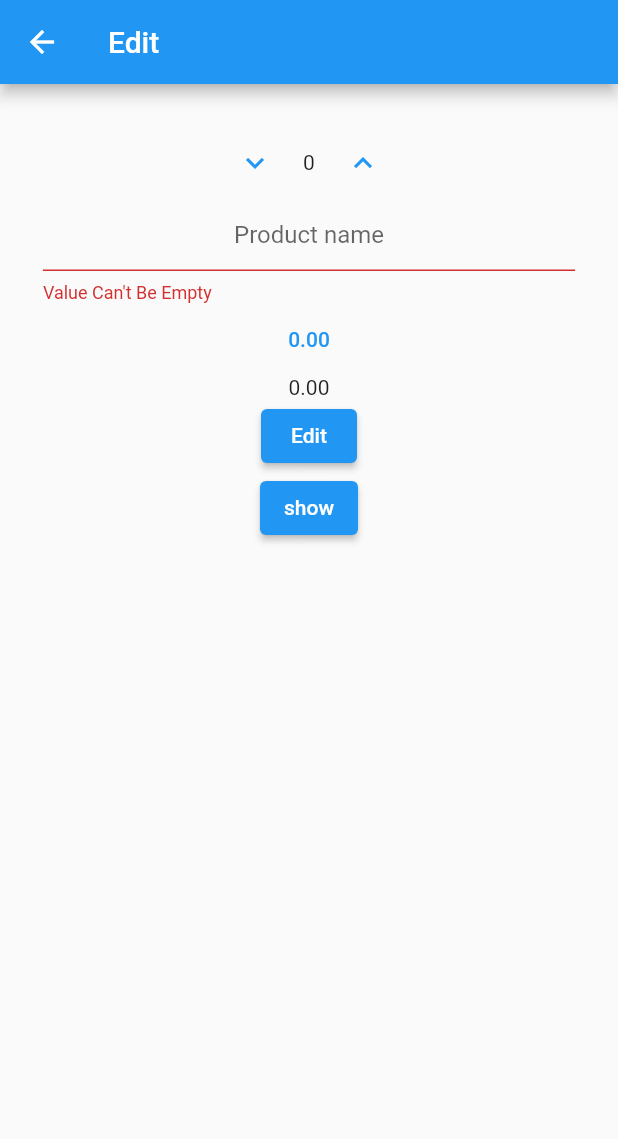
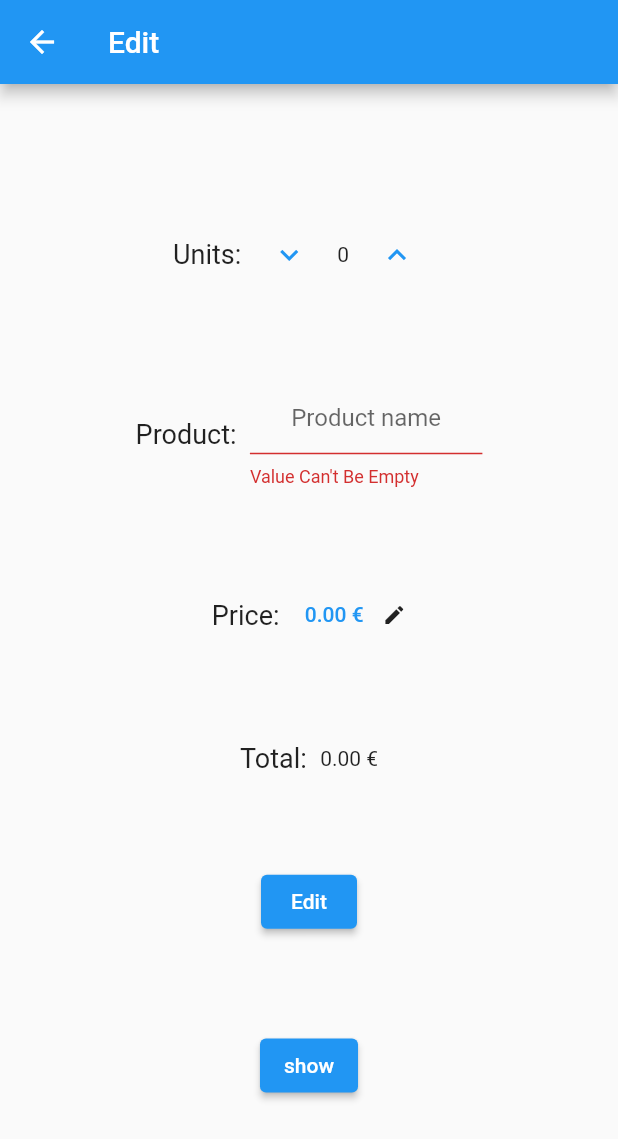
Before and after one commit to xWampa/h_manage, a Flutter app: the EditBillProduct screen opened directly with empty values, after a tap on "Edit", on a phone screen of 412 x 824 dp. Shown: the top 1139 px of the screen. Run offline on Flutter 3.47's test engine with Material 2 defaults, Android fonts, the light colour scheme and no system bars; our stand-ins replace google_fonts; missing offline and left inert: escpos; statements that could not run were skipped.

Commit message:
Added formatting and Tbill http put

```diff
--- a/lib/pages/edit_bill_product.dart
+++ b/lib/pages/edit_bill_product.dart
@@ -3,8 +3,6 @@ import 'package:h_manage/server_request.dart';
 
 import 'package:h_manage/pages/hero_dialog_route.dart';
 import 'package:h_manage/pages/edit_price.dart';
-
-// TODO: Formatting
 
 class EditBillProduct extends StatefulWidget {
   final int id;
@@ -31,12 +29,8 @@ class _EditBillProductState extends State<EditBillProduct> {
   num itemPrice = 0;
   bool justOnce = true;
   bool productError = false;
-  bool priceError = false;
 
-  TextEditingController _controllerUnits = TextEditingController();
   TextEditingController _controllerProduct = TextEditingController();
-  TextEditingController _controllerPrice = TextEditingController();
-  TextEditingController _controllerTotal = TextEditingController();
 
   String getDate() {
     DateTime now = DateTime.now();
@@ -48,12 +42,6 @@ class _EditBillProductState extends State<EditBillProduct> {
   @override
   EditBillProduct get widget => super.widget;
 
-  void _clearTbills() {
-    ServerRequest.updateCashCount(widget.total.toString(), null,
-        widget.total.toString(), 1, null, null, null, getDate());
-    //ServerRequest.deleteTbill(widget.tnumber.toString());
-  }
-
   @override
   void initState() {
     super.initState();
@@ -61,13 +49,7 @@ class _EditBillProductState extends State<EditBillProduct> {
     total = num.parse(widget.total);
     itemPrice = num.parse(widget.price);
 
-    _controllerUnits.text = widget.units.toString();
     _controllerProduct.text = widget.product;
-    _controllerPrice.text = widget.price;
-    _controllerTotal.text =
-        (num.parse(_controllerUnits.text) * num.parse(_controllerPrice.text))
-            .toStringAsFixed(2);
-
     _controllerProduct.selection = TextSelection(
         baseOffset: 0, extentOffset: _controllerProduct.text.length);
   }
@@ -114,7 +96,6 @@ class _EditBillProductState extends State<EditBillProduct> {
     }
   }
 
-
   @override
   Widget build(BuildContext context) {
     return Scaffold(
@@ -129,12 +110,13 @@ class _EditBillProductState extends State<EditBillProduct> {
           vertical: MediaQuery.of(context).size.width / 20,
         ),
         child: Column(
-          //mainAxisAlignment: MainAxisAlignment.spaceEvenly,
+          mainAxisAlignment: MainAxisAlignment.spaceEvenly,
           mainAxisSize: MainAxisSize.max,
           children: <Widget>[
             Row(
               mainAxisAlignment: MainAxisAlignment.center,
               children: [
+                Text('Units:', style: TextStyle(fontSize: 18),),
                 TextButton(
                     onPressed: () => decreaseUnits(),
                     child: Icon(Icons.keyboard_arrow_down)
@@ -145,7 +127,13 @@ class _EditBillProductState extends State<EditBillProduct> {
                     child: Icon(Icons.keyboard_arrow_up))
               ],
             ),
-            TextFormField(
+            Row(
+              mainAxisAlignment: MainAxisAlignment.center,
+              children: [
+                Text('Product:  ', style: TextStyle(fontSize: 18),),
+                Container(
+                  width: 155,
+                  child: TextField(
                       textAlign: TextAlign.center,
                       textCapitalization: TextCapitalization.sentences,
                       controller: _controllerProduct,
@@ -161,41 +149,49 @@ class _EditBillProductState extends State<EditBillProduct> {
                               extentOffset: _controllerProduct.text.length);
                         }
                       }),
+                ),
+              ],
+            ),
+            Row(
+              mainAxisAlignment: MainAxisAlignment.center,
+              children: [
+                Text('Price: ', style: TextStyle(fontSize: 18),),
                 TextButton(
                     onPressed: () {
                      editPrice2(context, itemPrice);
                     },
-                child: Text(itemPrice.toStringAsFixed(2))),
-            // TextFormField(
-            //   textAlign: TextAlign.center,
-            //   controller: _controllerPrice,
-            //   decoration: InputDecoration(
-            //     hintText: 'Price',
-            //     errorText: priceError ? "Value Can't Be Empty" : null,
-            //   ),
-            // ),
-            // TextFormField(
-            //   textAlign: TextAlign.center,
-            //   controller: _controllerTotal,
-            //   decoration: const InputDecoration(hintText: 'Total'),
-            // ),
-            Text(total.toStringAsFixed(2)),
+                    child: Text(itemPrice.toStringAsFixed(2) + ' €')),
+                Icon(Icons.edit, size: 16,),
+              ],
+            ),
+            Row(
+              mainAxisAlignment: MainAxisAlignment.center,
+              children: [
+                Text('Total:  ', style: TextStyle(fontSize: 18),),
+                Text(total.toStringAsFixed(2) + ' €'),
+              ],
+            ),
             ElevatedButton(
               onPressed: () {
                 setState(() {
                   _controllerProduct.text.isEmpty
                       ? productError = true
                       : productError = false;
-                  _controllerPrice.text.isEmpty
-                      ? priceError = true
-                      : priceError = false;
                 });
-                if (!productError && !priceError) {
-                  print(productError);
+                if (!productError) {
+                  ServerRequest.updateTbill(
+                      widget.id,
+                      null,
+                      _controllerProduct.text,
+                      count,
+                      itemPrice.toString(),
+                      total.toString());
                   ScaffoldMessenger.of(context).showSnackBar(
                     const SnackBar(content: Text('Processing Data')),
                   );
+                  Navigator.pop(context, true);
                 }
+
               },
               child: const Text('Edit'),
             ),
```
Lines whose indentation alone changed are shown as unchanged.
